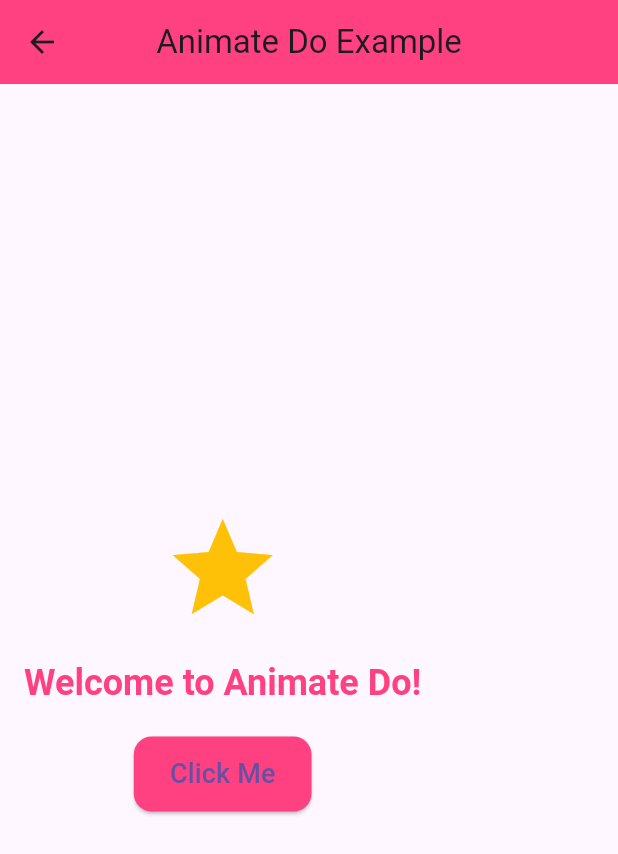
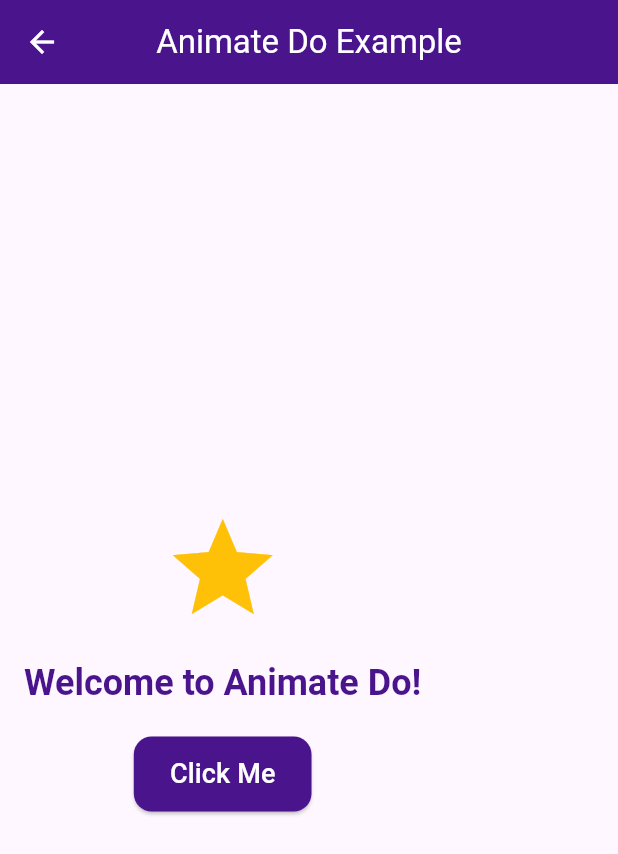
Before and after one commit to Shehryar-dev/useful_packages, a Flutter app: the AnimateDoExample screen opened directly, on a phone screen of 412 x 824 dp. Shown: the top 854 px of the screen. Run offline on Flutter 3.47's test engine with Material 3 defaults, Android fonts, the phone set to English and light mode, and no system bars; our stand-ins replace animate_do, animated_list_plus, device_preview, flutter_rating_bar, fluttertoast, shimmer and 1 more; missing offline and left inert: feedback.

Commit message:
Code Update

```diff
--- a/lib/packages/7_animated_do/animated_do_package.dart
+++ b/lib/packages/7_animated_do/animated_do_package.dart
@@ -1,5 +1,3 @@
-
-
 import '../../constants/screen_paths.dart';
 
 class AnimateDoExample extends StatelessWidget {
@@ -9,9 +7,10 @@ class AnimateDoExample extends StatelessWidget {
   Widget build(BuildContext context) {
     return Scaffold(
       appBar: AppBar(
-        title: const Text('Animate Do Example'),
+        title: const Text('Animate Do Example', style: TextStyle(color: Colors.white),),
         centerTitle: true,
-        backgroundColor: Colors.pinkAccent,
+        iconTheme: IconThemeData(color: Colors.white),
+        backgroundColor: Colors.purple.shade900,
       ),
       body: Padding(
         padding: const EdgeInsets.all(16.0),
@@ -27,7 +26,7 @@ class AnimateDoExample extends StatelessWidget {
                 'Welcome to Animate Do!',
                 style: Theme.of(context).textTheme.headlineSmall?.copyWith(
                   fontWeight: FontWeight.bold,
-                  color: Colors.pinkAccent,
+                  color: Colors.purple.shade900,
                 ),
                 textAlign: TextAlign.center,
               ),
@@ -36,14 +35,14 @@ class AnimateDoExample extends StatelessWidget {
             SlideInLeft(
               child: ElevatedButton(
                 style: ElevatedButton.styleFrom(
-                  backgroundColor: Colors.pinkAccent,
+                  backgroundColor: Colors.purple.shade900,
                   shape: RoundedRectangleBorder(
                     borderRadius: BorderRadius.circular(12),
                   ),
                   padding: const EdgeInsets.symmetric(horizontal: 24, vertical: 12),
                 ),
                 onPressed: () {},
-                child: const Text('Click Me', style: TextStyle(fontSize: 18)),
+                child: const Text('Click Me', style: TextStyle(fontSize: 18, color: Colors.white)),
               ),
             ),
           ],
```
